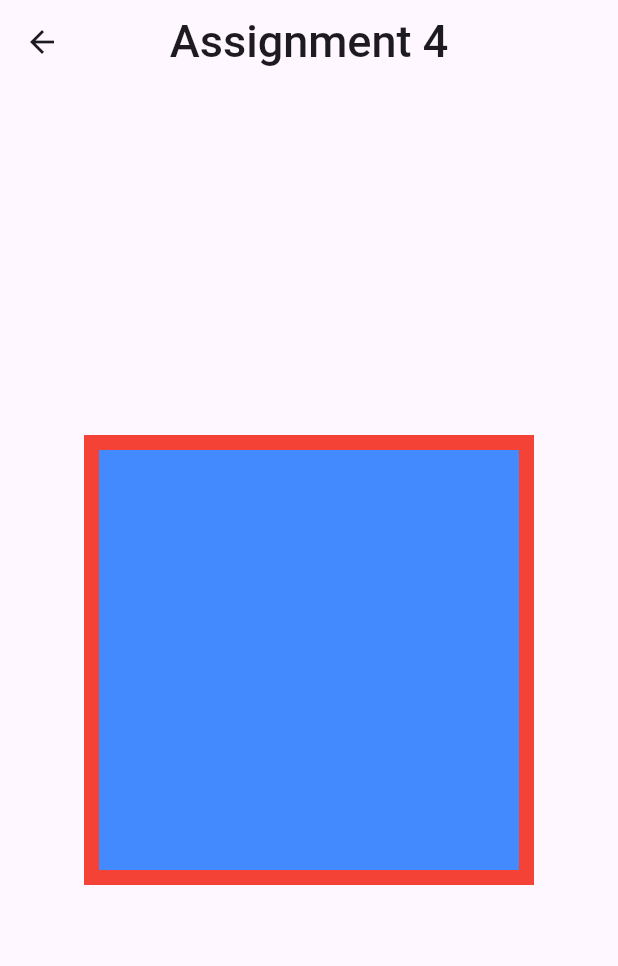
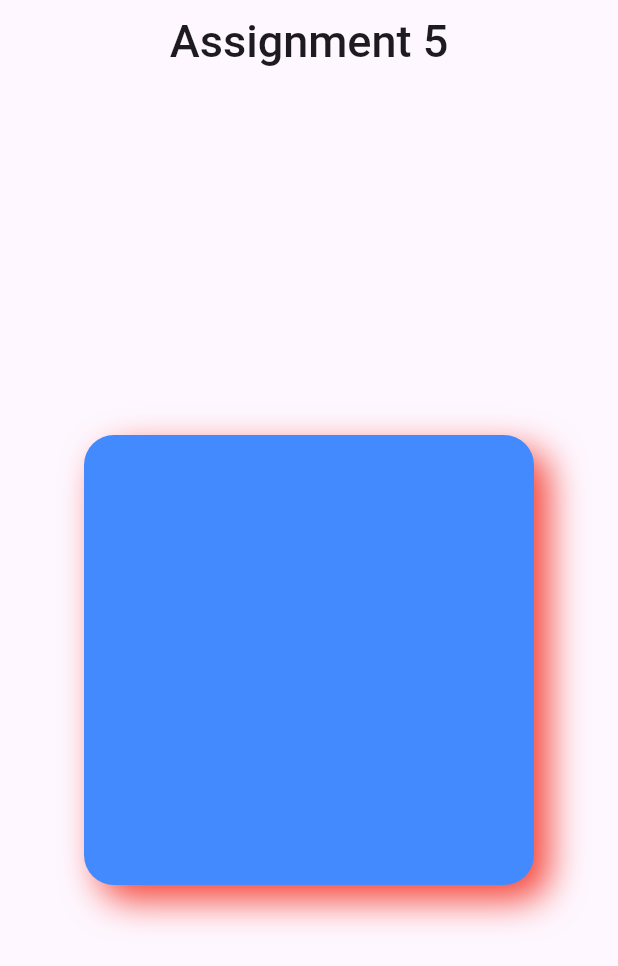
Before and after one commit to C2W-Flutter6/DailyFlash, a Flutter app: the Assignment5 screen opened directly, on a phone screen of 412 x 824 dp. Shown: the top 966 px of the screen. Run offline on Flutter 3.47's test engine with Material 3 defaults, Android fonts, the light colour scheme and no system bars.

Commit message:
Assignment 5 uploaded

```diff
--- a/dailyflash1/lib/assignment5.dart
+++ b/dailyflash1/lib/assignment5.dart
@@ -1,4 +1,4 @@
-//container in the center with rounded corners and shadown of red color
+//container in the center with rounded corners and shadow of red color
 
 import 'package:flutter/material.dart';
 
@@ -22,7 +22,7 @@ class _Assignment5State extends State<Assignment5> {
           ),
         ),
         title: const Text(
-          "Assignment 4",
+          "Assignment 5",
           style: TextStyle(
             fontWeight: FontWeight.w500,
             fontSize: 30,
@@ -35,12 +35,18 @@ class _Assignment5State extends State<Assignment5> {
           height: 300,
           margin: const EdgeInsets.all(10),
           padding: const EdgeInsets.all(5),
-          decoration: BoxDecoration(
+          decoration: const BoxDecoration(
+            boxShadow: [
+              BoxShadow(
+                color: Colors.red,
+                offset: Offset(10, 10),
+                blurRadius: 20,
+              ),
+            ],
+            borderRadius: BorderRadius.all(
+              Radius.circular(20),
+            ),
             color: Colors.blueAccent,
-            border: Border.all(
-              color: Colors.red,
-              width: 10,
-            ),
           ),
         ),
       ),
--- a/dailyflash1/lib/main.dart
+++ b/dailyflash1/lib/main.dart
@@ -1,5 +1,5 @@
 import 'package:flutter/material.dart';
-import 'package:dailyflash1/assignment3.dart';
+import 'package:dailyflash1/assignment5.dart';
 
 void main() {
   runApp(const MainApp());
@@ -11,7 +11,7 @@ class MainApp extends StatelessWidget {
   @override
   Widget build(BuildContext context) {
     return const MaterialApp(
-      home: Assignment3(),
+      home: Assignment5(),
       debugShowCheckedModeBanner: false,
       title: 'DailyFlash',
     );
```
